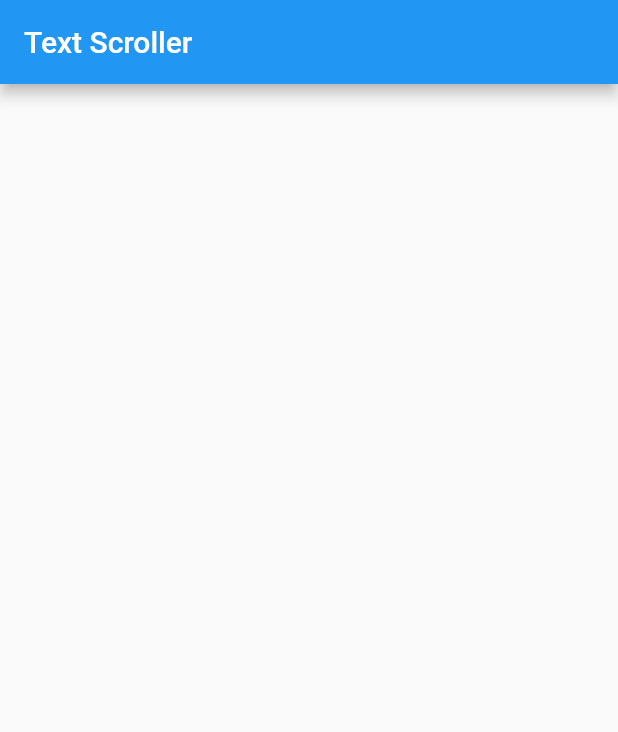
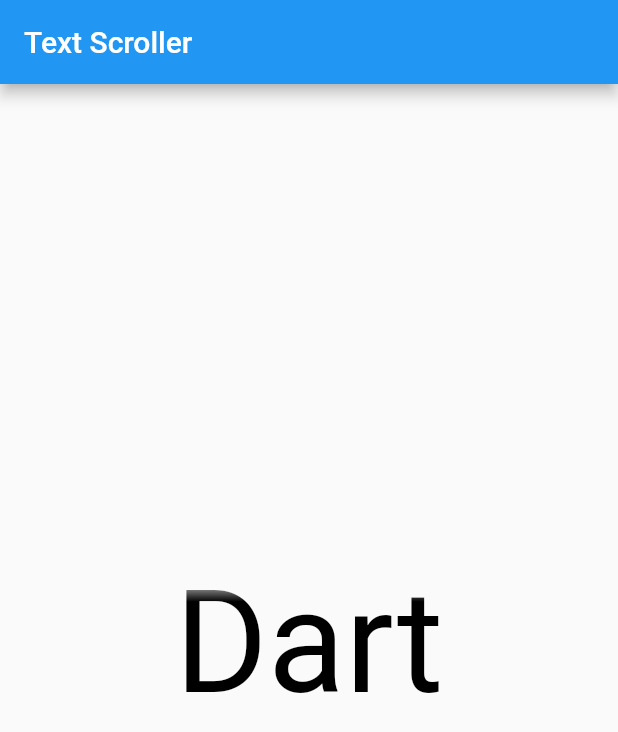
Before and after one commit to mrverdant13/flutter_ui, a Flutter app: the TextScrollerScreen screen opened directly, on a phone screen of 412 x 824 dp. Shown: the top 732 px of the screen. Run offline on Flutter 3.47's test engine with Material 2 defaults, Android fonts, the phone set to English and light mode, and no system bars.

Commit message:
feat: implement widget-based text controller demo

```diff
--- a/lib/text_scroller/screen.dart
+++ b/lib/text_scroller/screen.dart
@@ -5,10 +5,186 @@ class TextScrollerScreen extends StatelessWidget {
     Key? key,
   }) : super(key: key);
 
+  static const List<String> _labels = [
+    'Flutter',
+    'Dart',
+    'Android',
+    'iOS',
+    'Fuchsia',
+    'Windows',
+    'MacOS',
+    'Linux',
+    'Web'
+  ];
+
   @override
   Widget build(BuildContext context) => Scaffold(
         appBar: AppBar(
           title: const Text('Text Scroller'),
         ),
+        body: Column(
+          children: [
+            Expanded(
+              child: _WodgetsOnly(
+                labels: _labels,
+                fontSize: 95.0,
+              ),
+            ),
+          ],
+        ),
       );
 }
+
+enum _LabelDirection {
+  topDown,
+  bottomUp,
+}
+
+class _WodgetsOnly extends StatefulWidget {
+  const _WodgetsOnly({
+    Key? key,
+    required this.labels,
+    this.textColor = Colors.black,
+    this.fontSize = 16.0,
+    this.duration = const Duration(seconds: 2),
+    this.idleTimeFraction = 0.5,
+    this.direction = _LabelDirection.topDown,
+  })  : assert(idleTimeFraction >= 0.0 && idleTimeFraction <= 1.0),
+        super(key: key);
+
+  final List<String> labels;
+  final Color textColor;
+  final fontSize;
+  final idleTimeFraction;
+  final Duration duration;
+  final _LabelDirection direction;
+
+  @override
+  __WodgetsOnlyState createState() => __WodgetsOnlyState();
+}
+
+class __WodgetsOnlyState extends State<_WodgetsOnly>
+    with SingleTickerProviderStateMixin {
+  late final AnimationController _animationController;
+  late final Curve _awaiterCurve;
+
+  @override
+  void initState() {
+    super.initState();
+    _awaiterCurve = Interval(widget.idleTimeFraction, 1.0);
+    _animationController = AnimationController(
+      duration: widget.duration,
+      vsync: this,
+    )
+      ..addListener(() => setState(() {}))
+      ..addStatusListener(
+        (status) {
+          if (status == AnimationStatus.completed) {
+            _updateLabelIdx();
+            _animationController.forward(from: 0.0);
+          }
+        },
+      )
+      ..forward();
+  }
+
+  @override
+  void dispose() {
+    _animationController.dispose();
+    super.dispose();
+  }
+
+  int _activeLabelIdx = 0;
+  int get _nextLabelIdx => _secureIdx(_activeLabelIdx + 1);
+  int _secureIdx(int initialIdx) => initialIdx % widget.labels.length;
+  void _updateLabelIdx() => setState(() {
+        _activeLabelIdx++;
+        _activeLabelIdx = _secureIdx(_activeLabelIdx);
+      });
+
+  Offset _offset({
+    required bool isActive,
+  }) {
+    final offsetMagnitude = _awaiterCurve.transform(_animationController.value);
+    final activeAdditionalOffset = isActive ? 0.0 : 1.0;
+    switch (widget.direction) {
+      case _LabelDirection.topDown:
+        return Offset(0.0, offsetMagnitude - activeAdditionalOffset);
+      case _LabelDirection.bottomUp:
+        return Offset(0.0, -offsetMagnitude + activeAdditionalOffset);
+    }
+  }
+
+  @override
+  Widget build(BuildContext context) => Center(
+        child: ClipRect(
+          child: ShaderMask(
+            shaderCallback: (bounds) => LinearGradient(
+              begin: Alignment.topCenter,
+              end: Alignment.bottomCenter,
+              colors: [
+                Colors.transparent,
+                widget.textColor,
+                widget.textColor,
+                Colors.transparent,
+              ],
+              stops: [
+                0,
+                0.15,
+                0.85,
+                1,
+              ],
+            ).createShader(bounds),
+            blendMode: BlendMode.dstIn,
+            child: Stack(
+              alignment: Alignment.center,
+              clipBehavior: Clip.hardEdge,
+              children: [
+                _Label(
+                  color: widget.textColor,
+                  label: widget.labels[_activeLabelIdx],
+                  offset: _offset(isActive: true),
+                  fontSize: widget.fontSize,
+                ),
+                _Label(
+                  color: widget.textColor,
+                  label: widget.labels[_nextLabelIdx],
+                  offset: _offset(isActive: false),
+                  fontSize: widget.fontSize,
+                ),
+              ],
+            ),
+          ),
+        ),
+      );
+}
+
+class _Label extends StatelessWidget {
+  const _Label({
+    Key? key,
+    required this.color,
+    required this.label,
+    required this.offset,
+    required this.fontSize,
+  }) : super(key: key);
+
+  final String label;
+  final Color color;
+  final Offset offset;
+  final double fontSize;
+
+  @override
+  Widget build(BuildContext context) => FractionalTranslation(
+        translation: offset,
+        child: Text(
+          label,
+          textAlign: TextAlign.center,
+          maxLines: 1,
+          overflow: TextOverflow.ellipsis,
+          style: TextStyle(
+            color: color,
+            fontSize: fontSize,
+          ),
+        ),
+      );
+}
```
